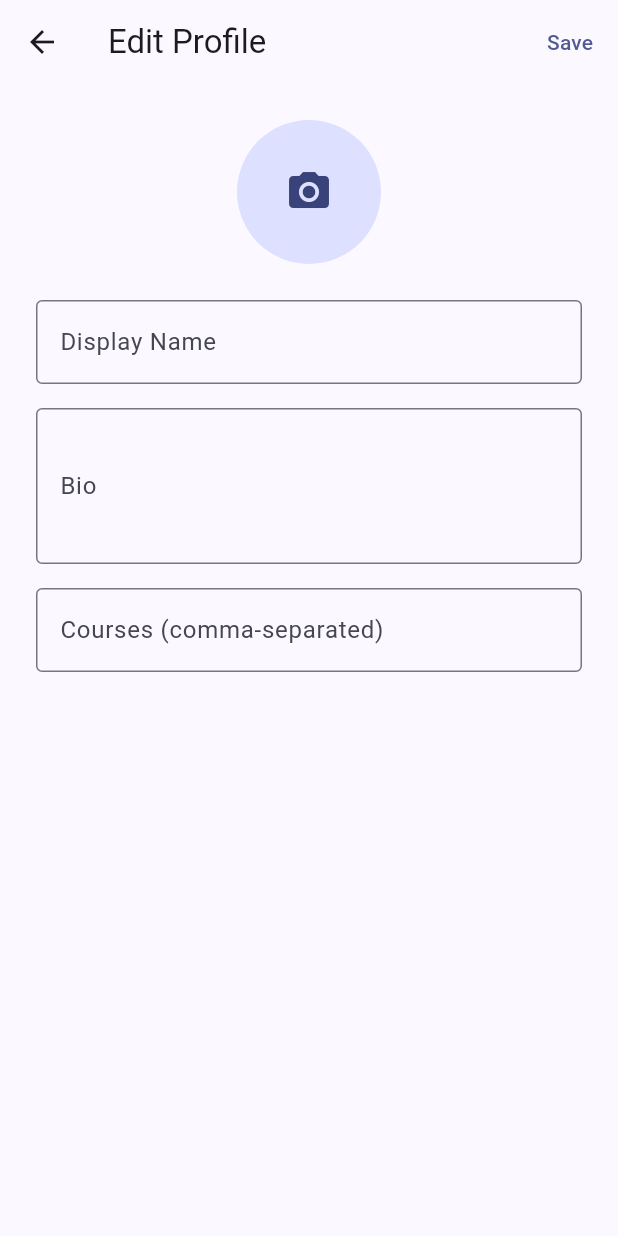
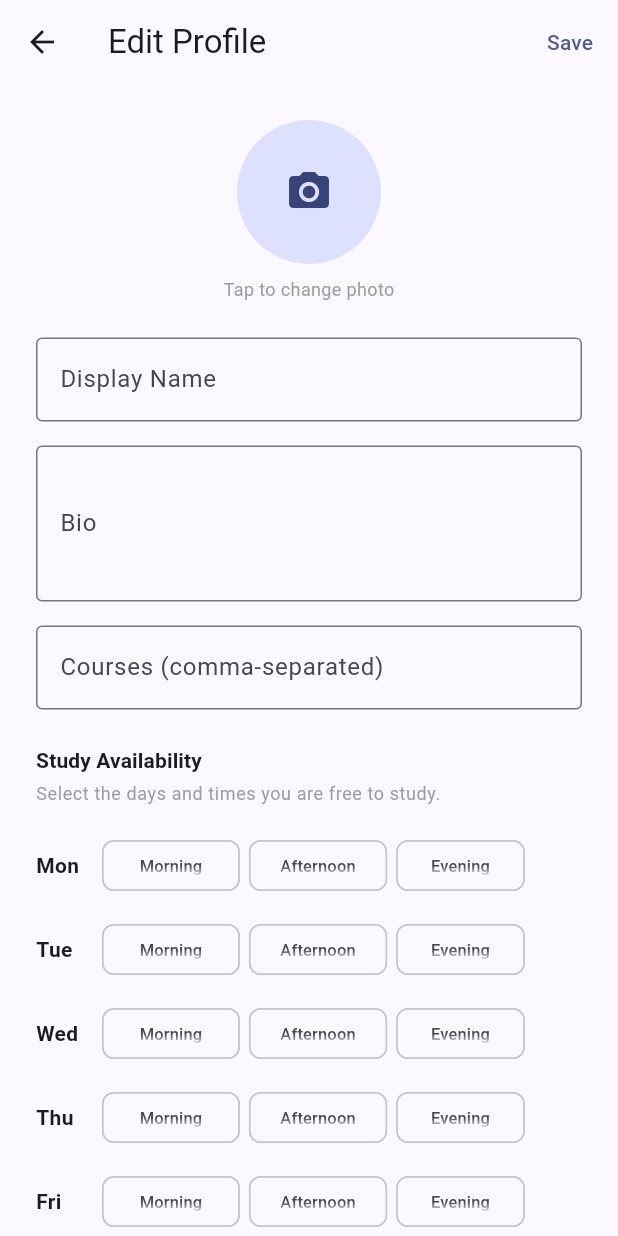
Before and after one commit to OfficialEseosa/UniVibe, a Flutter app: the EditProfileScreen screen opened directly with empty values, on a phone screen of 412 x 824 dp. Run offline on Flutter 3.47's test engine with Material 3 defaults, Android fonts, the phone set to English and light mode, and no system bars; our stand-ins replace cloud_firestore, firebase_auth, firebase_core, firebase_messaging, firebase_storage, flutter_local_notifications and 1 more; accounts and stored records are empty.

Commit message:
feat: add study availability day/time-slot selector to Edit Profile
EditProfileScreen now includes a weekly availability grid:
- 7 days (Mon–Sun) each with Morning/Afternoon/Evening FilterChip slots
- Existing availability from Firestore pre-populates the chip state on open
- Saves as availability map: { 'mon': ['morning', 'afternoon'], ... }
- Study-match scoring engine reads this structure for availability overlap score
- Zero-config: days with no slots selected are omitted from the saved map

```diff
--- a/lib/screens/profile/edit_profile_screen.dart
+++ b/lib/screens/profile/edit_profile_screen.dart
@@ -21,13 +21,50 @@ class _EditProfileScreenState extends State<EditProfileScreen> {
   File? _newPhoto;
   bool _saving = false;
 
+  // Availability: day → set of selected slots
+  static const _days = ['mon', 'tue', 'wed', 'thu', 'fri', 'sat', 'sun'];
+  static const _dayLabels = {
+    'mon': 'Mon', 'tue': 'Tue', 'wed': 'Wed', 'thu': 'Thu',
+    'fri': 'Fri', 'sat': 'Sat', 'sun': 'Sun',
+  };
+  static const _slots = ['morning', 'afternoon', 'evening'];
+  static const _slotLabels = {
+    'morning': 'Morning\n8am–12pm',
+    'afternoon': 'Afternoon\n12pm–5pm',
+    'evening': 'Evening\n5pm–9pm',
+  };
+
+  late Map<String, Set<String>> _availability;
+
   @override
   void initState() {
     super.initState();
     _nameCtrl = TextEditingController(text: widget.user.displayName);
     _bioCtrl = TextEditingController(text: widget.user.bio);
-    _coursesCtrl = TextEditingController(
-        text: widget.user.courses.join(', '));
+    _coursesCtrl = TextEditingController(text: widget.user.courses.join(', '));
+    _availability = _parseAvailability(widget.user.availability);
+  }
+
+  Map<String, Set<String>> _parseAvailability(Map<String, dynamic> raw) {
+    final result = <String, Set<String>>{};
+    for (final day in _days) {
+      final val = raw[day];
+      if (val is List) {
+        result[day] = Set<String>.from(val.whereType<String>());
+      } else {
+        result[day] = {};
+      }
+    }
+    return result;
+  }
+
+  Map<String, dynamic> _buildAvailabilityMap() {
+    final map = <String, dynamic>{};
+    for (final day in _days) {
+      final slots = _availability[day] ?? {};
+      if (slots.isNotEmpty) map[day] = slots.toList();
+    }
+    return map;
   }
 
   @override
@@ -39,8 +76,7 @@ class _EditProfileScreenState extends State<EditProfileScreen> {
   }
 
   Future<void> _pickPhoto() async {
-    final picked =
-        await ImagePicker().pickImage(source: ImageSource.gallery);
+    final picked = await ImagePicker().pickImage(source: ImageSource.gallery);
     if (picked != null) setState(() => _newPhoto = File(picked.path));
   }
 
@@ -66,6 +102,7 @@ class _EditProfileScreenState extends State<EditProfileScreen> {
         bio: _bioCtrl.text.trim(),
         profilePhotoUrl: photoUrl,
         courses: courses,
+        availability: _buildAvailabilityMap(),
       );
 
       await firestore.updateUserProfile(updated);
@@ -90,8 +127,10 @@ class _EditProfileScreenState extends State<EditProfileScreen> {
             onPressed: _saving ? null : _save,
             child: _saving
                 ? const SizedBox(
-                    width: 18, height: 18,
-                    child: CircularProgressIndicator(strokeWidth: 2))
+                    width: 18,
+                    height: 18,
+                    child: CircularProgressIndicator(strokeWidth: 2),
+                  )
                 : const Text('Save'),
           ),
         ],
@@ -99,6 +138,7 @@ class _EditProfileScreenState extends State<EditProfileScreen> {
       body: ListView(
         padding: const EdgeInsets.all(24),
         children: [
+          // Avatar
           Center(
             child: GestureDetector(
               onTap: _pickPhoto,
@@ -116,7 +156,14 @@ class _EditProfileScreenState extends State<EditProfileScreen> {
               ),
             ),
           ),
+          const SizedBox(height: 8),
+          const Center(
+            child: Text('Tap to change photo',
+                style: TextStyle(fontSize: 12, color: Colors.grey)),
+          ),
           const SizedBox(height: 24),
+
+          // Display name
           TextFormField(
             controller: _nameCtrl,
             decoration: const InputDecoration(
@@ -125,6 +172,8 @@ class _EditProfileScreenState extends State<EditProfileScreen> {
             ),
           ),
           const SizedBox(height: 16),
+
+          // Bio
           TextFormField(
             controller: _bioCtrl,
             maxLines: 3,
@@ -134,6 +183,8 @@ class _EditProfileScreenState extends State<EditProfileScreen> {
             ),
           ),
           const SizedBox(height: 16),
+
+          // Courses
           TextFormField(
             controller: _coursesCtrl,
             decoration: const InputDecoration(
@@ -142,8 +193,98 @@ class _EditProfileScreenState extends State<EditProfileScreen> {
               border: OutlineInputBorder(),
             ),
           ),
+          const SizedBox(height: 24),
+
+          // Availability
+          Text('Study Availability',
+              style: Theme.of(context)
+                  .textTheme
+                  .titleSmall
+                  ?.copyWith(fontWeight: FontWeight.bold)),
+          const SizedBox(height: 4),
+          Text(
+            'Select the days and times you are free to study.',
+            style: Theme.of(context)
+                .textTheme
+                .bodySmall
+                ?.copyWith(color: Colors.grey),
+          ),
+          const SizedBox(height: 12),
+          ..._days.map((day) => _DayAvailabilityRow(
+                day: day,
+                label: _dayLabels[day]!,
+                slots: _slots,
+                slotLabels: _slotLabels,
+                selected: _availability[day] ?? {},
+                onChanged: (slot, checked) => setState(() {
+                  if (checked) {
+                    _availability[day] = {...?_availability[day], slot};
+                  } else {
+                    _availability[day] =
+                        (_availability[day] ?? {})..remove(slot);
+                  }
+                }),
+              )),
         ],
       ),
     );
   }
 }
+
+class _DayAvailabilityRow extends StatelessWidget {
+  final String day;
+  final String label;
+  final List<String> slots;
+  final Map<String, String> slotLabels;
+  final Set<String> selected;
+  final void Function(String slot, bool checked) onChanged;
+
+  const _DayAvailabilityRow({
+    required this.day,
+    required this.label,
+    required this.slots,
+    required this.slotLabels,
+    required this.selected,
+    required this.onChanged,
+  });
+
+  @override
+  Widget build(BuildContext context) {
+    final cs = Theme.of(context).colorScheme;
+    return Padding(
+      padding: const EdgeInsets.symmetric(vertical: 4),
+      child: Row(
+        children: [
+          SizedBox(
+            width: 36,
+            child: Text(label,
+                style: const TextStyle(fontWeight: FontWeight.w600)),
+          ),
+          const SizedBox(width: 8),
+          Expanded(
+            child: Wrap(
+              spacing: 6,
+              children: slots.map((slot) {
+                final isSelected = selected.contains(slot);
+                return FilterChip(
+                  label: Text(
+                    slotLabels[slot]!,
+                    textAlign: TextAlign.center,
+                    style: TextStyle(
+                      fontSize: 11,
+                      color: isSelected ? cs.onPrimary : null,
+                    ),
+                  ),
+                  selected: isSelected,
+                  selectedColor: cs.primary,
+                  checkmarkColor: cs.onPrimary,
+                  onSelected: (v) => onChanged(slot, v),
+                );
+              }).toList(),
+            ),
+          ),
+        ],
+      ),
+    );
+  }
+}
```
